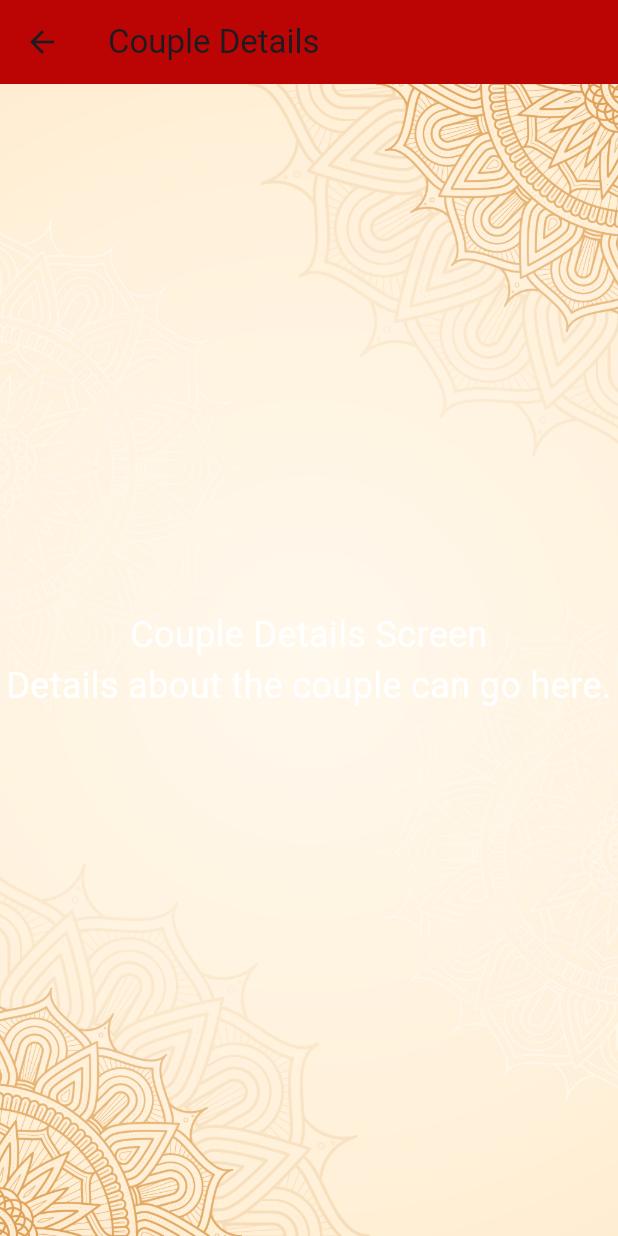
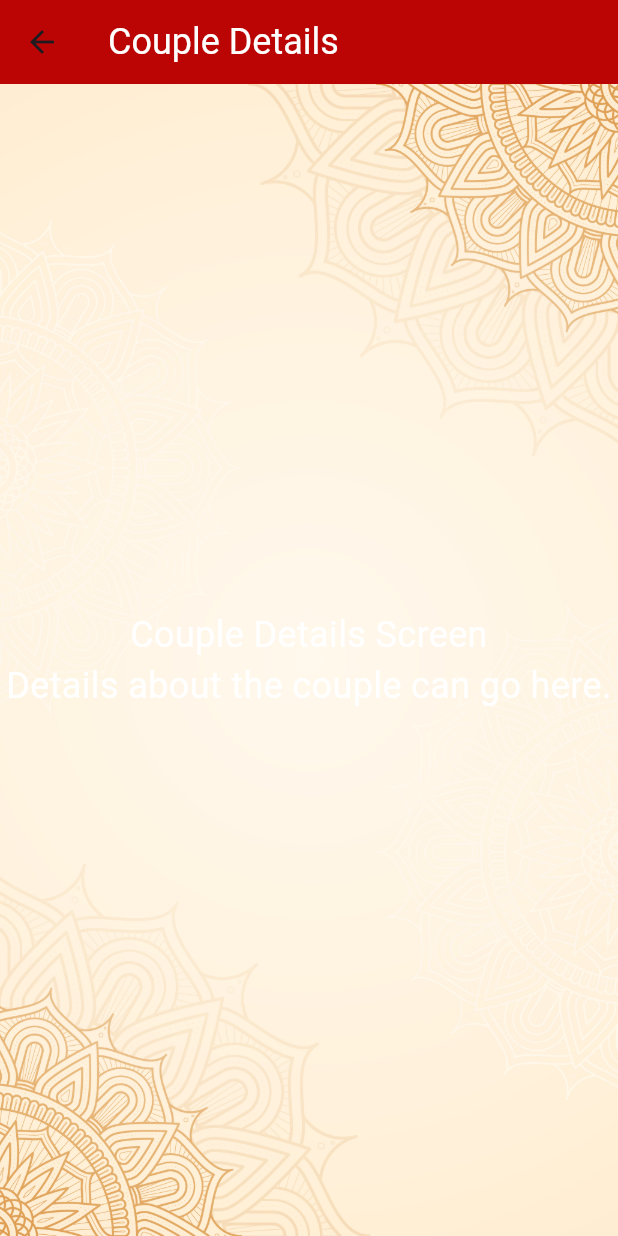
Before and after one commit to CyborLK/aurudu_app, a Flutter app: the screen it shows after launch, after a tap on "kele;a iSÜgqj 2025", on a phone screen of 412 x 824 dp. Run offline on Flutter 3.47's test engine with Material 3 defaults, Android fonts, the phone set to English and light mode, and no system bars; Roboto replaces fonts that are missing (TharuDigitalNikini); project files that could hold a hidden picture were left out.

Commit message:
update all screens with custom app bar

```diff
--- a/lib/dashboard_screen.dart
+++ b/lib/dashboard_screen.dart
@@ -1,10 +1,9 @@
 import 'package:flutter/material.dart';
-import 'dart:async';
-import 'package:audioplayers/audioplayers.dart';
 import '../widgets/custom_app_bar.dart';
-import 'screens/timer_details_screen.dart'; // Import the new screens
-import 'screens/couple_details_screen.dart';
-import 'screens/compass_details_screen.dart';
+import '../widgets/timer_display.dart';
+import '../screens/timer_details_screen.dart';
+import '../screens/couple_details_screen.dart';
+import '../screens/compass_details_screen.dart';
 
 class DashboardScreen extends StatefulWidget {
   const DashboardScreen({super.key});
@@ -14,50 +13,20 @@ class DashboardScreen extends StatefulWidget {
 }
 
 class _DashboardScreenState extends State<DashboardScreen> {
-  late Timer _timer;
   Duration _timeLeft = const Duration(
     days: 27,
     hours: 14,
     minutes: 9,
     seconds: 59,
   );
-  bool isMuted = false;
-
-  final AudioPlayer _audioPlayer = AudioPlayer();
 
   @override
   void initState() {
     super.initState();
-
-    _timer = Timer.periodic(const Duration(seconds: 1), (_) {
-      setState(() {
-        _timeLeft -= const Duration(seconds: 1);
-      });
-    });
-
-    _playMusic();
-  }
-
-  Future<void> _playMusic() async {
-    await _audioPlayer.stop();
-    await _audioPlayer.setSource(AssetSource('audio/new_year_music.mp3'));
-    await _audioPlayer.setReleaseMode(ReleaseMode.loop);
-    await _audioPlayer.setVolume(1); // ensure volume starts unmuted
-    await _audioPlayer.setPlaybackRate(1.0);
-    await _audioPlayer.resume();
-  }
-
-  void _toggleMute() {
-    setState(() {
-      isMuted = !isMuted;
-      _audioPlayer.setVolume(isMuted ? 0 : 1);
-    });
   }
 
   @override
   void dispose() {
-    _timer.cancel();
-    _audioPlayer.dispose();
     super.dispose();
   }
 
@@ -65,11 +34,6 @@ class _DashboardScreenState extends State<DashboardScreen> {
 
   @override
   Widget build(BuildContext context) {
-    final days = formatDigits(_timeLeft.inDays);
-    final hours = formatDigits(_timeLeft.inHours % 24);
-    final minutes = formatDigits(_timeLeft.inMinutes % 60);
-    final seconds = formatDigits(_timeLeft.inSeconds % 60);
-
     return Scaffold(
       extendBodyBehindAppBar: true,
       body: Stack(
@@ -87,7 +51,9 @@ class _DashboardScreenState extends State<DashboardScreen> {
             child: Column(
               children: [
                 // Fixed AppBar
-                CustomAppBar(isMuted: isMuted, onToggleMute: _toggleMute),
+                const CustomAppBar(
+                  title: 'kele;a iSÜgqj 2025',
+                ),
 
                 // Scrollable content
                 Expanded(
@@ -102,13 +68,14 @@ class _DashboardScreenState extends State<DashboardScreen> {
                             style: TextStyle(
                               fontSize: 26,
                               fontFamily: 'apex008-FreeTypo',
+                              color:Color(0xFFBB0404),
                             ),
                           ),
                         ),
 
                         const SizedBox(height: 10),
 
-                        // First Card (Timer Card) - Clickable
+                        // First Card (Timer Card) - Using TimerDisplay
                         InkWell(
                           onTap: () {
                             Navigator.push(
@@ -127,27 +94,13 @@ class _DashboardScreenState extends State<DashboardScreen> {
                                   style: TextStyle(
                                     fontSize: 20,
                                     fontFamily: 'apex008-FreeTypo',
-                                    color: Color(0xFFBB0404),
+                                    color:Color(0xFFBB0404),
                                   ),
                                 ),
                                 const SizedBox(height: 10),
-                                Text(
-                                  '$days : $hours : $minutes : $seconds',
-                                  style: const TextStyle(
-                                    fontSize: 30,
-                                    fontWeight: FontWeight.bold,
-                                    color: Color(0xFFBB0404),
-                                    fontFamily: 'Gafata-Regular',
-                                  ),
-                                ),
-                                const SizedBox(height: 10),
-                                const Text(
-                                  'Èk   meh   úkdä   ;;amr',
-                                  style: TextStyle(
-                                    fontSize: 16,
-                                    fontFamily: 'apex008-FreeTypo',
-                                    color: Color(0xFFBB0404),
-                                  ),
+                                TimerDisplay(
+                                  initialTimeLeft: _timeLeft,
+                                  formatDigits: formatDigits,
                                 ),
                               ],
                             ),
@@ -177,7 +130,7 @@ class _DashboardScreenState extends State<DashboardScreen> {
                                   'kele;a iSÜgqj 2025',
                                   style: TextStyle(
                                     fontSize: 22,
-                                    color: Color(0xFFBB0404),
+                                    color:Color(0xFFBB0404),
                                     fontFamily: 'TharuDigitalNikini',
                                   ),
                                 ),
@@ -211,7 +164,7 @@ class _DashboardScreenState extends State<DashboardScreen> {
                                     'ÈYdj n,d .kak\'',
                                     style: const TextStyle(
                                       fontSize: 22,
-                                      color: Color(0xFFBB0404),
+                                      color:Color(0xFFBB0404),
                                       fontFamily: 'TharuDigitalNikini',
                                     ),
                                     overflow: TextOverflow.ellipsis,
@@ -228,7 +181,7 @@ class _DashboardScreenState extends State<DashboardScreen> {
                           'iqn w¨;a wjqreoaola fõjd æ',
                           style: TextStyle(
                             fontSize: 24,
-                            color: Color(0xFFBB0404),
+                            color:Color(0xFFBB0404),
                             fontFamily: 'TharuDigitalNikini',
                           ),
                         ),
@@ -244,10 +197,23 @@ class _DashboardScreenState extends State<DashboardScreen> {
                             const Text(
                               'Developed by:\nNadun Daluwatta',
                               textAlign: TextAlign.center,
-                              style: TextStyle(fontWeight: FontWeight.bold),
+                              style: TextStyle(
+                                fontWeight: FontWeight.bold,
+                                color:Color(0xFFBB0404),
+                              ),
                             ),
-                            const Text('nadundaluwatta26@gmail.com'),
-                            const Text('www.nadundaluwatta.me'),
+                            const Text(
+                              'nadundaluwatta26@gmail.com.',
+                              style: TextStyle(
+                                color:Color(0xFFBB0404),
+                              ),
+                            ),
+                            const Text(
+                              'www.nadundaluwatta.me',
+                              style: TextStyle(
+                                color:Color(0xFFBB0404),
+                              ),
+                            ),
                           ],
                         ),
                       ],
@@ -269,7 +235,7 @@ class _DashboardScreenState extends State<DashboardScreen> {
       decoration: BoxDecoration(
         color: const Color(0xFFFAE3C3),
         borderRadius: BorderRadius.circular(20),
-        border: Border.all(color: Colors.red, width: 2),
+        border: Border.all(color: const Color(0xFFBB0404), width: 2),
         boxShadow: const [
           BoxShadow(color: Colors.black26, blurRadius: 5, offset: Offset(2, 4)),
         ],
--- a/lib/screens/couple_details_screen.dart
+++ b/lib/screens/couple_details_screen.dart
@@ -1,4 +1,5 @@
 import 'package:flutter/material.dart';
+import '../widgets/custom_app_bar.dart';
 
 class CoupleDetailsScreen extends StatelessWidget {
   const CoupleDetailsScreen({super.key});
@@ -6,9 +7,8 @@ class CoupleDetailsScreen extends StatelessWidget {
   @override
   Widget build(BuildContext context) {
     return Scaffold(
-      appBar: AppBar(
-        title: const Text('Couple Details'),
-        backgroundColor: const Color(0xFFBB0404),
+      appBar: const CustomAppBar(
+        title: 'Couple Details',
       ),
       body: Container(
         decoration: const BoxDecoration(
@@ -23,7 +23,7 @@ class CoupleDetailsScreen extends StatelessWidget {
             textAlign: TextAlign.center,
             style: TextStyle(
               fontSize: 24,
-              color: Colors.white,
+              color: Colors.white, // Already white
               fontFamily: 'TharuDigitalNikini',
             ),
           ),
--- a/lib/widgets/custom_app_bar.dart
+++ b/lib/widgets/custom_app_bar.dart
@@ -1,57 +1,29 @@
 import 'package:flutter/material.dart';
 
-class CustomAppBar extends StatelessWidget {
-  final bool isMuted;
-  final VoidCallback onToggleMute;
+class CustomAppBar extends StatelessWidget implements PreferredSizeWidget {
+  final String title;
 
   const CustomAppBar({
     super.key,
-    required this.isMuted,
-    required this.onToggleMute,
+    required this.title,
   });
 
   @override
   Widget build(BuildContext context) {
-    return Container(
-      height: 60,
-      width: double.infinity,
-      decoration: BoxDecoration(
-        image: const DecorationImage(
-          image: AssetImage('assets/images/background.jpg'), // background.jpg
-          fit: BoxFit.cover,
+    return AppBar(
+      backgroundColor: const Color(0xFFBB0404), // Fixed background color for all screens
+      elevation: 0,
+      title: Text(
+        title,
+        style: const TextStyle(
+          fontSize: 24,
+          fontFamily: 'TharuDigitalNikini',
+          color: Colors.white,
         ),
-        /*border: Border(
-          bottom: BorderSide(color: Colors.purple.shade200, width: 2),
-          top: BorderSide(color: Colors.purple.shade200, width: 2),
-        ),*/
-      ),
-      padding: const EdgeInsets.symmetric(horizontal: 16),
-      child: Row(
-        mainAxisAlignment: MainAxisAlignment.spaceBetween,
-        children: [
-          const SizedBox(width: 24), // Placeholder for symmetry
-          Text(
-            'kele;a iSÜgqj 2025',
-            style: TextStyle(
-              fontFamily: 'TharuDigitalNikini',
-              fontSize: 24,
-              color: const Color(0xFFBB0404),
-              fontWeight: FontWeight.bold,
-              shadows: const [
-                Shadow(color: Colors.black12, offset: Offset(1, 1)),
-              ],
-            ),
-          ),
-          IconButton(
-            icon: Icon(
-              isMuted ? Icons.volume_off : Icons.volume_up,
-              color: Colors.grey[800],
-              size: 28,
-            ),
-            onPressed: onToggleMute,
-          ),
-        ],
       ),
     );
   }
+
+  @override
+  Size get preferredSize => const Size.fromHeight(kToolbarHeight);
 }
--- /dev/null
+++ b/lib/widgets/timer_display.dart
@@ -0,0 +1,71 @@
+import 'package:flutter/material.dart';
+import 'dart:async';
+
+class TimerDisplay extends StatefulWidget {
+  final Duration initialTimeLeft;
+  final String Function(int) formatDigits;
+
+  const TimerDisplay({
+    super.key,
+    required this.initialTimeLeft,
+    required this.formatDigits,
+  });
+
+  @override
+  State<TimerDisplay> createState() => _TimerDisplayState();
+}
+
+class _TimerDisplayState extends State<TimerDisplay> {
+  late Duration _timeLeft;
+  late Timer _timer;
+
+  @override
+  void initState() {
+    super.initState();
+    _timeLeft = widget.initialTimeLeft;
+
+    // Start the timer to update every second
+    _timer = Timer.periodic(const Duration(seconds: 1), (_) {
+      setState(() {
+        _timeLeft -= const Duration(seconds: 1);
+      });
+    });
+  }
+
+  @override
+  void dispose() {
+    _timer.cancel(); // Cancel the timer when the widget is disposed
+    super.dispose();
+  }
+
+  @override
+  Widget build(BuildContext context) {
+    final days = widget.formatDigits(_timeLeft.inDays);
+    final hours = widget.formatDigits(_timeLeft.inHours % 24);
+    final minutes = widget.formatDigits(_timeLeft.inMinutes % 60);
+    final seconds = widget.formatDigits(_timeLeft.inSeconds % 60);
+
+    return Column(
+      children: [
+        Text(
+          '$days : $hours : $minutes : $seconds',
+          style: const TextStyle(
+            fontSize: 30,
+            fontWeight: FontWeight.bold,
+            color: Color(0xFFBB0404),
+            fontFamily: 'Gafata-Regular',
+          ),
+        ),
+        const SizedBox(height: 10),
+        const Text(
+          'Èk   meh   úkdä   ;;amr',
+          style: TextStyle(
+            fontSize: 16,
+            fontFamily: 'apex008-FreeTypo',
+            color: Color(0xFFBB0404),
+          ),
+        ),
+      ],
+    );
+  }
+}
```
Also changed, not shown: lib/screens/compass_details_screen.dart (+4 -4 lines), lib/screens/timer_details_screen.dart (+4 -4 lines).
